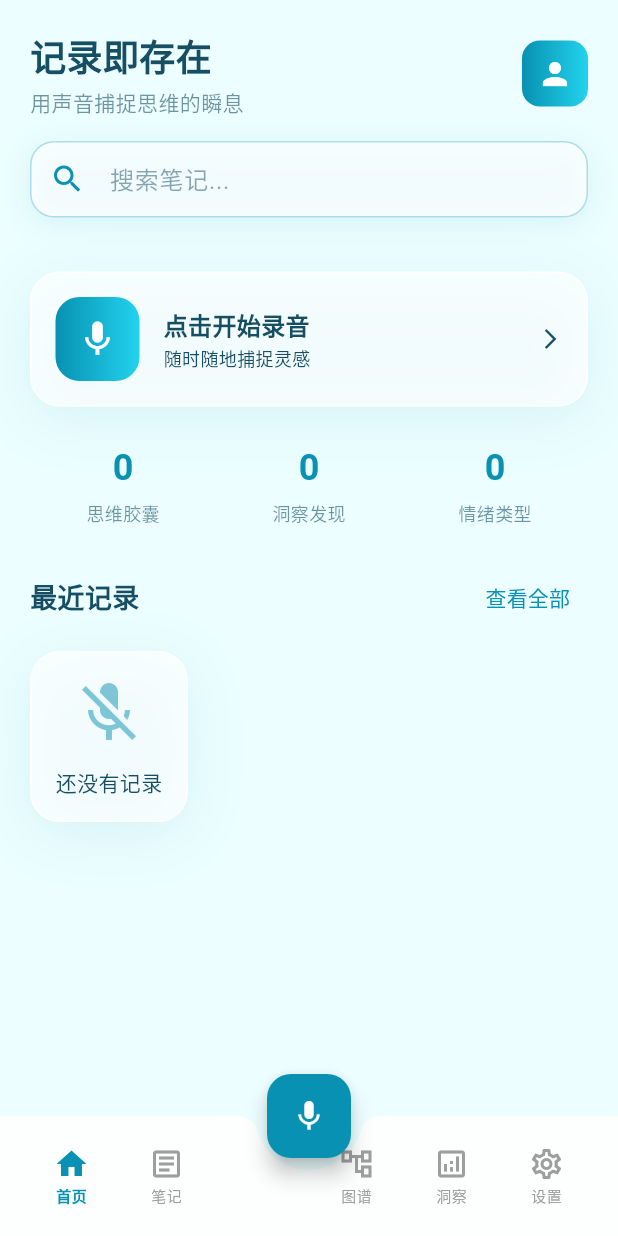
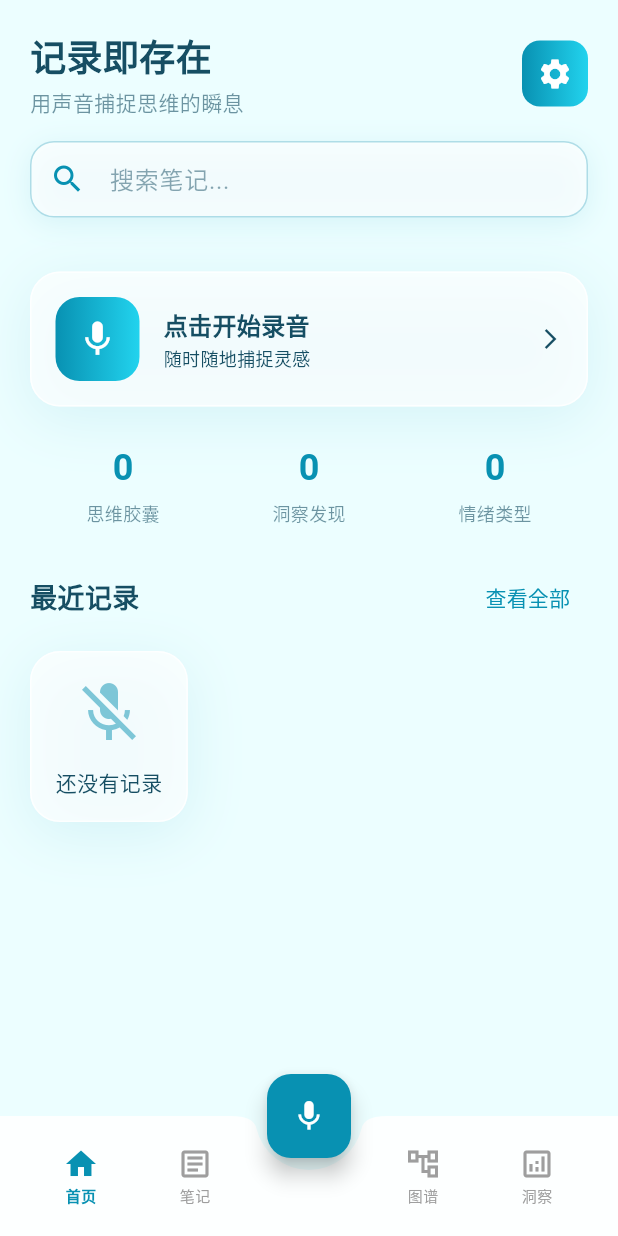
Before and after one commit to myjnathan/EchoMemo, a Flutter app: the screen it shows after launch, on a phone screen of 412 x 824 dp. Run offline on Flutter 3.47's test engine with Material 3 defaults, Android fonts, the phone set to English and light mode, and no system bars; missing offline and left inert: record; network calls fail; Roboto replaces fonts that are missing (SF Pro Display).

Commit message:
fix: 优化底部导航栏布局
- 移除设置tab，保持底部4个tab对称（左2+右2）
- 在首页右上角添加设置图标入口
- 首页导航布局：首页|笔记|FAB|图谱|洞察

🐛 Generated with [Claude Code](https://claude.com/claude-code)

Co-Authored-By: Claude Sonnet 4.5 <noreply@anthropic.com>

```diff
--- a/frontend/lib/screens/home_screen_new.dart
+++ b/frontend/lib/screens/home_screen_new.dart
@@ -5,6 +5,7 @@ import '../models/memo.dart';
 import '../services/api_service.dart';
 import 'recorder_screen_new.dart';
 import 'memo_detail_screen.dart';
+import 'settings_screen.dart';
 import '../widgets/search_highlighted_text.dart';
 import 'package:intl/intl.dart';
 
@@ -184,7 +185,16 @@ class _HomeScreenNewState extends State<HomeScreenNew> {
             ),
           ],
         ),
-        Container(
+        InkWell(
+          onTap: () {
+            // 导航到设置页面
+            Navigator.push(
+              context,
+              MaterialPageRoute(builder: (context) => const SettingsScreen()),
+            );
+          },
+          borderRadius: BorderRadius.circular(12),
+          child: Container(
             width: 44,
             height: 44,
             decoration: BoxDecoration(
@@ -193,7 +203,8 @@ class _HomeScreenNewState extends State<HomeScreenNew> {
               ),
               borderRadius: BorderRadius.circular(12),
             ),
-          child: const Icon(Icons.person, color: Colors.white),
+            child: const Icon(Icons.settings, color: Colors.white),
+          ),
         ),
       ],
     );
--- a/frontend/lib/screens/main_screen.dart
+++ b/frontend/lib/screens/main_screen.dart
@@ -46,10 +46,9 @@ class _MainScreenState extends State<MainScreen> {
             children: [
               _buildNavItem(0, Icons.home_outlined, Icons.home, '首页'),
               _buildNavItem(1, Icons.article_outlined, Icons.article, '笔记'),
-              const SizedBox(width: 48),
+              const SizedBox(width: 48), // 空间给FAB
               _buildNavItem(2, Icons.account_tree_outlined, Icons.account_tree, '图谱'),
               _buildNavItem(3, Icons.analytics_outlined, Icons.analytics, '洞察'),
-              _buildNavItem(4, Icons.settings_outlined, Icons.settings, '设置'),
             ],
           ),
         ),
```
Lines whose indentation alone changed are shown as unchanged.
